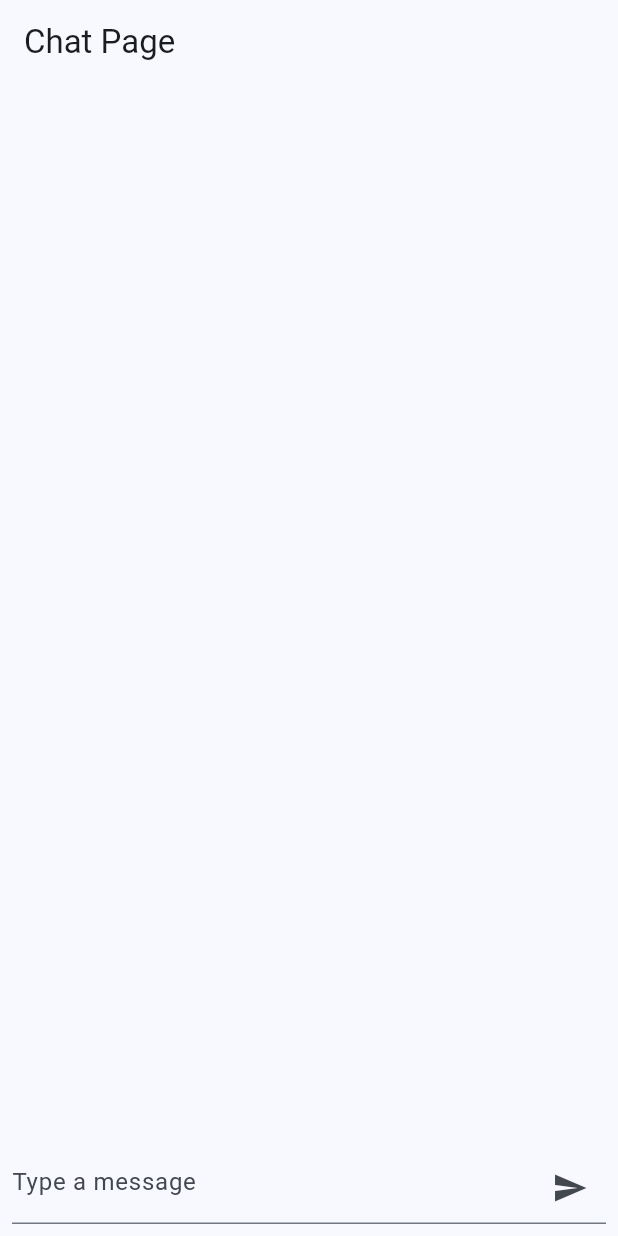
After one commit to sclevin/flutter_chatgpt, a Flutter app: the screen it shows after launch, on a phone screen of 412 x 824 dp. The commit adds this screen. Run offline on Flutter 3.47's test engine with Material 3 defaults, Android fonts, the phone set to English and light mode, and no system bars; our stand-ins replace flutter_hooks, freezed_annotation, hooks_riverpod; missing offline and left inert: openai_api.

Commit message:
build: freezed

```diff
--- a/lib/injection.dart
+++ b/lib/injection.dart
@@ -1,7 +1,10 @@
 import 'package:flutter_chatgpt/services/chatgpt_service.dart';
+import 'package:uuid/uuid.dart';
 
 /// Description:
 /// Author:LiaoWen
 /// Date:2024/7/18
 
 final chatService = ChatgptService();
+
+const uuid = Uuid();
--- a/lib/models/message.dart
+++ b/lib/models/message.dart
@@ -1,16 +1,25 @@
+import 'package:freezed_annotation/freezed_annotation.dart';
+
+
 /// Description:
 /// Author:LiaoWen
 /// Date:2024/7/18
+part 'message.freezed.dart';
+part 'message.g.dart';
 
 enum MessageSenderType {
   user,
   chatgpt
 }
 
-class Message{
-  final String content;
-  final MessageSenderType sender;
-  final DateTime timestamp;
+@freezed
+class Message with _$Message{
+  const factory Message({
+    required String id,
+    required String content,
+    required MessageSenderType sender,
+    required DateTime timestamp,
+}) = _Message;
 
-  Message(this.content, this.sender, this.timestamp);
+  factory Message.fromJson(Map<String,Object?> json) => _$MessageFromJson(json);
 }
--- a/lib/widgets/message_item.dart
+++ b/lib/widgets/message_item_widget.dart
@@ -5,9 +5,9 @@ import '../models/message.dart';
 /// Description:
 /// Author:LiaoWen
 /// Date:2024/7/19
-class MessageItem extends StatelessWidget {
+class MessageItemWidget extends StatelessWidget {
   final Message message;
-  const MessageItem({super.key,required this.message});
+  const MessageItemWidget({super.key,required this.message});
 
   @override
   Widget build(BuildContext context) {
--- /dev/null
+++ b/lib/widgets/message_list_widget.dart
@@ -0,0 +1,32 @@
+import 'package:flutter/material.dart';
+import 'package:flutter_chatgpt/states/message_state.dart';
+import 'package:hooks_riverpod/hooks_riverpod.dart';
+import 'package:flutter_hooks/flutter_hooks.dart';
+import 'message_item_widget.dart';
+
+class MessageListWidget extends HookConsumerWidget {
+  const MessageListWidget({super.key});
+
+
+  @override
+  Widget build(BuildContext context,WidgetRef ref) {
+    var messages = ref.watch(messageProvider);
+    var listController = useScrollController();
+
+    ref.listen(messageProvider, (provider,next){
+      Future.delayed(const Duration(milliseconds: 50),(){
+        listController.jumpTo(
+          listController.position.maxScrollExtent
+        );
+      });
+    });
+    return ListView.separated(
+        itemBuilder: (context, index) {
+          return MessageItemWidget(message: messages[index],);
+        },
+        separatorBuilder: (context, index) => const Divider(
+          height: 1,
+        ),
+        itemCount: messages.length);
+  }
+}
--- /dev/null
+++ b/lib/widgets/user_input_widget.dart
@@ -0,0 +1,63 @@
+import 'package:flutter/material.dart';
+import 'package:flutter_chatgpt/states/chat_ui_state.dart';
+import 'package:hooks_riverpod/hooks_riverpod.dart';
+import 'package:flutter_hooks/flutter_hooks.dart';
+
+import '../injection.dart';
+import '../models/message.dart';
+import '../states/message_state.dart';
+
+class UserInputWidget extends HookConsumerWidget {
+  const UserInputWidget({super.key});
+
+  @override
+  Widget build(BuildContext context,WidgetRef ref) {
+    final chatUiState = ref.watch(chatUiProvider);
+    final textController = useTextEditingController();
+
+    return TextField(
+      enabled: !chatUiState.onLoading,
+      controller: textController,
+      decoration: InputDecoration(
+        hintText: 'Type a message',
+        suffixIcon: IconButton(
+          onPressed: (){
+            if(textController.text.isNotEmpty){
+              _sendMessage(ref, textController);
+            }
+          },
+          icon: const Icon(Icons.send),
+        ),
+      ),
+    );
+  }
+
+
+
+  void _sendMessage(WidgetRef ref,TextEditingController textController) {
+    var content = textController.text;
+    var message = Message(uuid.v4(),content, MessageSenderType.user, DateTime.now());
+    ref.read(messageProvider.notifier).updateMessage(message);
+    textController.clear();
+    _requestChatGPT(ref, content);
+  }
+
+
+  void _requestChatGPT(WidgetRef ref, String content) async {
+    ref.read(chatUiProvider.notifier).setLoading(true);
+
+    try {
+      final messageId = uuid.v4();
+      final res =  await chatService.sendMessage(content);
+
+      final msg = res.choices.first.message?.content ?? "";
+      final message = Message(messageId,msg, MessageSenderType.chatgpt, DateTime.now());
+      ref.read(messageProvider.notifier).updateMessage(message);
+    } catch (e) {
+      // logger.e(e);
+    } finally {
+      ref.read(chatUiProvider.notifier).setLoading(false);
+    }
+  }
+
+}
--- a/pubspec.yaml
+++ b/pubspec.yaml
@@ -39,6 +39,9 @@ dependencies:
   openai_api: ^0.3.7
   envied: ^0.3.0+3
   logger: ^2.4.0
+  uuid: ^4.4.2
+  freezed_annotation: ^2.4.4
+  json_annotation: ^4.9.0
 
 dev_dependencies:
   flutter_test:
@@ -53,6 +56,8 @@ dev_dependencies:
   custom_lint: ^0.6.4
   envied_generator: ^0.3.0+3
   build_runner: ^2.4.11
+  freezed: ^2.5.2
+  json_serializable: ^6.8.0
 
 # For information on the generic Dart part of this file, see the
 # following page: https://dart.dev/tools/pub/pubspec
```
Also changed, not shown: lib/services/chatgpt_service.dart (+13 -0 lines), lib/states/message_state.dart (+11 -0 lines), lib/widgets/chat_page.dart (+7 -53 lines), lib/models/message.freezed.dart (added), lib/models/message.g.dart (added), pubspec.lock.
